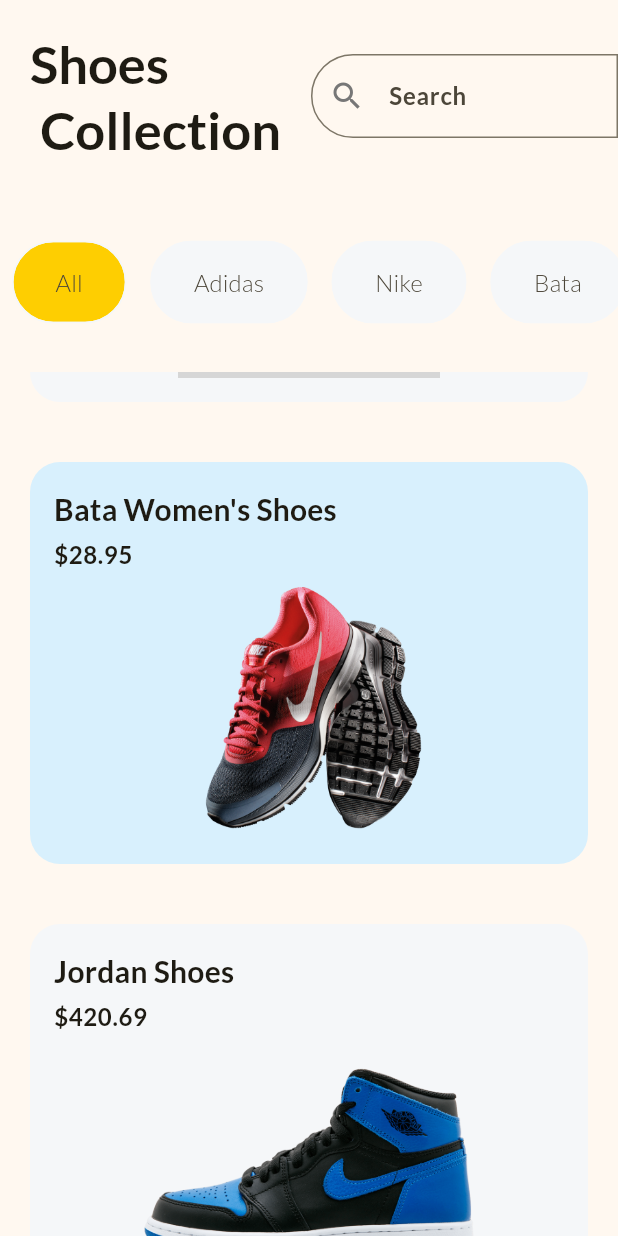
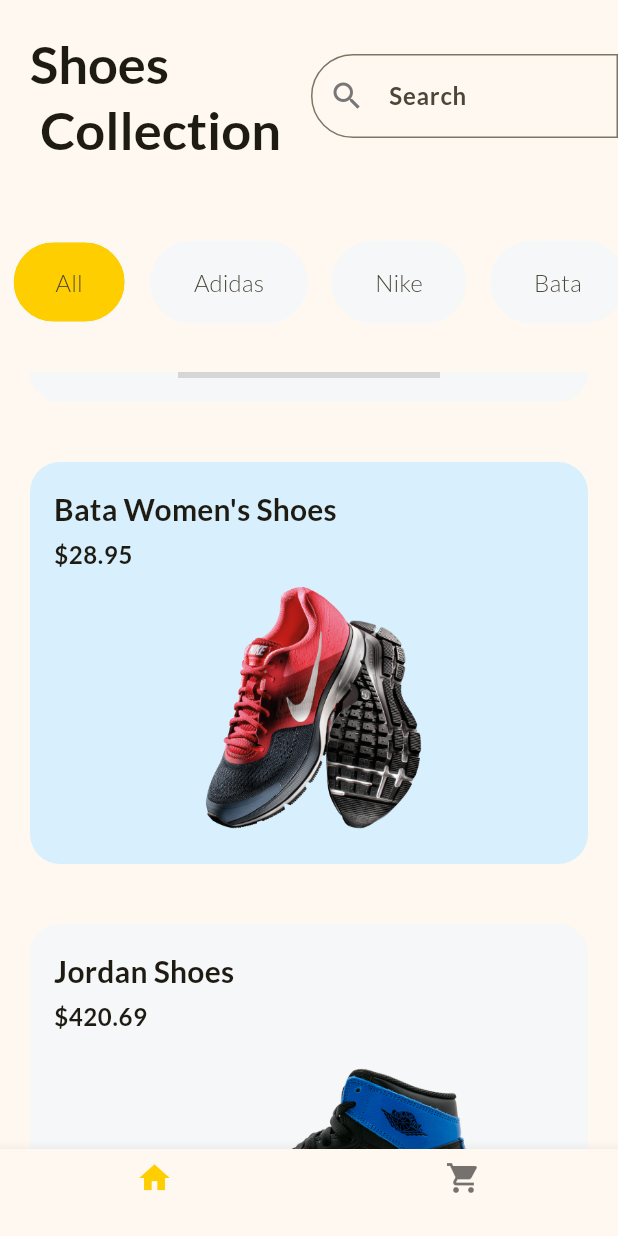
Before and after one commit to thephotogenicbug/shop_app-flutter, a Flutter app: the screen it shows after launch, scrolled down 576 dp, on a phone screen of 412 x 824 dp. Run offline on Flutter 3.47's test engine with Material 3 defaults, Android fonts, the phone set to English and light mode, and no system bars; grey boxes are pictures that could not be loaded.

Commit message:
Create BottomNavigation Bar and Move Product List To New Dart File

```diff
--- a/lib/home_page.dart
+++ b/lib/home_page.dart
@@ -1,7 +1,6 @@
 import 'package:flutter/material.dart';
-import 'package:shop_app/global_variables.dart';
-import 'package:shop_app/product_card.dart';
-import 'package:shop_app/product_details_page.dart';
+
+import 'package:shop_app/product_list.dart';
 
 class HomePage extends StatefulWidget {
   const HomePage({super.key});
@@ -14,6 +13,8 @@ class _HomePageState extends State<HomePage> {
   final List<String> filters = const ['All', 'Adidas', 'Nike', 'Bata'];
   late String selectedFilter;
 
+  int currentPage = 0;
+
   @override
   void initState() {
     super.initState();
@@ -22,105 +23,27 @@ class _HomePageState extends State<HomePage> {
 
   @override
   Widget build(BuildContext context) {
-    const border = OutlineInputBorder(
-      borderSide: BorderSide(
-        color: Color.fromRGBO(255, 255, 255, 1),
-      ),
-      borderRadius: BorderRadius.horizontal(
-        left: Radius.circular(50),
-      ),
-    );
+
 
     return Scaffold(
-      body: SafeArea(
-        child: Column(
-          children: [
-            Row(
-              children: [
-                Padding(
-                  padding: const EdgeInsets.all(20.0),
-                  child: Text(
-                    'Shoes \n Collection',
-                    style: Theme.of(context).textTheme.titleLarge,
-                  ),
-                ),
-                const Expanded(
-                  child: TextField(
-                    decoration: InputDecoration(
-                      hintText: 'Search',
-                      prefixIcon: Icon(Icons.search),
-                      border: border,
-                    ),
-                  ),
-                ),
-              ],
-            ),
-            SizedBox(
-              height: 120,
-              child: ListView.builder(
-                itemCount: filters.length,
-                scrollDirection: Axis.horizontal,
-                itemBuilder: (context, index) {
-                  final filter = filters[index];
-                  return Padding(
-                    padding: const EdgeInsets.symmetric(horizontal: 8.0),
-                    child: GestureDetector(
-                      onTap: () {
+      body: const ProductList(),
+      bottomNavigationBar: BottomNavigationBar(
+        onTap: (value) {
           setState(() {
-                          selectedFilter = filter;
+            currentPage = value;
           });
         },
-                      child: Chip(
-                        backgroundColor: selectedFilter == filter
-                            ? Theme.of(context).colorScheme.primary
-                            : const Color.fromRGBO(245, 247, 249, 1),
-                        side: const BorderSide(
-                          color: Color.fromRGBO(245, 247, 249, 1),
+        currentIndex: currentPage,
+        items: const [
+          BottomNavigationBarItem(
+            icon: Icon(Icons.home),
+            label: '',
           ),
-                        padding: const EdgeInsets.symmetric(
-                            horizontal: 20, vertical: 15),
-                        label: Text(filter),
-                        labelStyle: const TextStyle(fontSize: 16),
-                        shape: RoundedRectangleBorder(
-                          borderRadius: BorderRadius.circular(30),
-                        ),
-                      ),
-                    ),
-                  );
-                },
-              ),
-            ),
-            Expanded(
-              child: ListView.builder(
-                itemCount: products.length,
-                itemBuilder: (context, index) {
-                  final product = products[index];
-                  return GestureDetector(
-                    onTap: () {
-                      Navigator.of(context).push(
-                        MaterialPageRoute(
-                          builder: (context) {
-                            return ProductDetailsPage(
-                              product: product,
-                            );
-                          },
-                        ),
-                      );
-                    },
-                    child: ProductCard(
-                      title: product['title'] as String,
-                      price: product['price'] as double,
-                      image: product['imageUrl'] as String,
-                      backgroundColor: index.isEven
-                          ? const Color.fromRGBO(216, 240, 253, 1)
-                          : const Color.fromRGBO(245, 247, 249, 1),
-                    ),
-                  );
-                },
-              ),
+          BottomNavigationBarItem(
+            icon: Icon(Icons.shopping_cart),
+            label: '',
           )
         ],
-        ),
       ),
     );
   }
--- /dev/null
+++ b/lib/product_list.dart
@@ -0,0 +1,124 @@
+import 'package:flutter/material.dart';
+import 'package:shop_app/global_variables.dart';
+import 'package:shop_app/product_card.dart';
+import 'package:shop_app/product_details_page.dart';
+
+class ProductList extends StatefulWidget {
+  const ProductList({super.key});
+
+  @override
+  State<ProductList> createState() => _ProductListState();
+}
+
+class _ProductListState extends State<ProductList> {
+  final List<String> filters = const ['All', 'Adidas', 'Nike', 'Bata'];
+  late String selectedFilter;
+
+  @override
+  void initState() {
+    super.initState();
+    selectedFilter = filters[0];
+  }
+
+  @override
+  Widget build(BuildContext context) {
+    const border = OutlineInputBorder(
+      borderSide: BorderSide(
+        color: Color.fromRGBO(255, 255, 255, 1),
+      ),
+      borderRadius: BorderRadius.horizontal(
+        left: Radius.circular(50),
+      ),
+    );
+    return SafeArea(
+      child: Column(
+        children: [
+          Row(
+            children: [
+              Padding(
+                padding: const EdgeInsets.all(20.0),
+                child: Text(
+                  'Shoes \n Collection',
+                  style: Theme.of(context).textTheme.titleLarge,
+                ),
+              ),
+              const Expanded(
+                child: TextField(
+                  decoration: InputDecoration(
+                    hintText: 'Search',
+                    prefixIcon: Icon(Icons.search),
+                    border: border,
+                  ),
+                ),
+              ),
+            ],
+          ),
+          SizedBox(
+            height: 120,
+            child: ListView.builder(
+              itemCount: filters.length,
+              scrollDirection: Axis.horizontal,
+              itemBuilder: (context, index) {
+                final filter = filters[index];
+                return Padding(
+                  padding: const EdgeInsets.symmetric(horizontal: 8.0),
+                  child: GestureDetector(
+                    onTap: () {
+                      setState(() {
+                        selectedFilter = filter;
+                      });
+                    },
+                    child: Chip(
+                      backgroundColor: selectedFilter == filter
+                          ? Theme.of(context).colorScheme.primary
+                          : const Color.fromRGBO(245, 247, 249, 1),
+                      side: const BorderSide(
+                        color: Color.fromRGBO(245, 247, 249, 1),
+                      ),
+                      padding: const EdgeInsets.symmetric(
+                          horizontal: 20, vertical: 15),
+                      label: Text(filter),
+                      labelStyle: const TextStyle(fontSize: 16),
+                      shape: RoundedRectangleBorder(
+                        borderRadius: BorderRadius.circular(30),
+                      ),
+                    ),
+                  ),
+                );
+              },
+            ),
+          ),
+          Expanded(
+            child: ListView.builder(
+              itemCount: products.length,
+              itemBuilder: (context, index) {
+                final product = products[index];
+                return GestureDetector(
+                  onTap: () {
+                    Navigator.of(context).push(
+                      MaterialPageRoute(
+                        builder: (context) {
+                          return ProductDetailsPage(
+                            product: product,
+                          );
+                        },
+                      ),
+                    );
+                  },
+                  child: ProductCard(
+                    title: product['title'] as String,
+                    price: product['price'] as double,
+                    image: product['imageUrl'] as String,
+                    backgroundColor: index.isEven
+                        ? const Color.fromRGBO(216, 240, 253, 1)
+                        : const Color.fromRGBO(245, 247, 249, 1),
+                  ),
+                );
+              },
+            ),
+          )
+        ],
+      ),
+    );
+  }
+}
```
Lines whose indentation alone changed are shown as unchanged.
